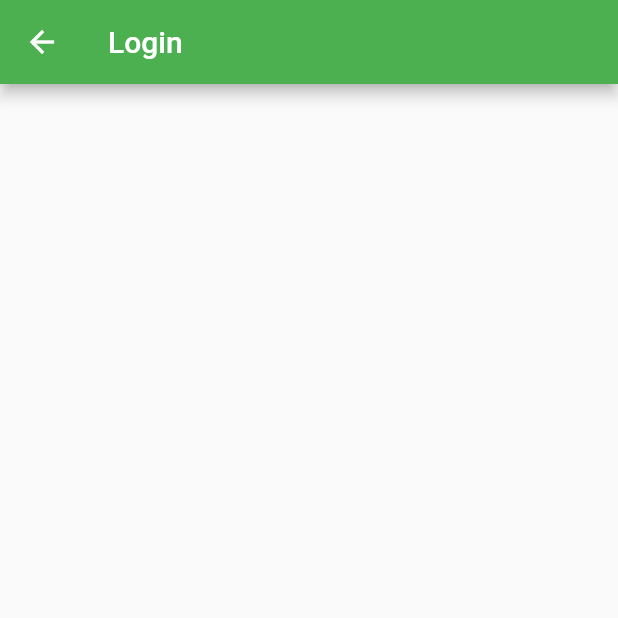
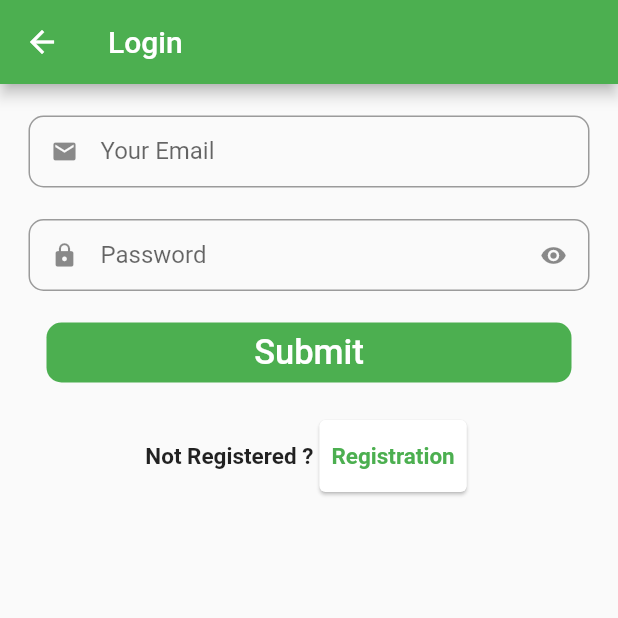
Before and after one commit to MumtazAli123/newproject, a Flutter app: the LoginScreen screen opened directly, on a phone screen of 412 x 824 dp, the top half of it. Run offline on Flutter 3.47's test engine with Material 2 defaults, Android fonts, the phone set to English and light mode, and no system bars.

Commit message:
Updated
login page

```diff
--- a/lib/screens/login_page/login.dart
+++ b/lib/screens/login_page/login.dart
@@ -1,5 +1,8 @@
 import 'package:flutter/material.dart';
-import 'package:newproject/widgets/drop_down_widget.dart';
+import 'package:newproject/screens/bottom_bar/bottomBar_screen.dart';
+import 'package:newproject/screens/signing_screen/signing.dart';
+import 'package:newproject/widgets/button_widgets.dart';
+import 'package:newproject/widgets/input_widgets.dart';
 
 class LoginScreen extends StatefulWidget {
   const LoginScreen({Key? key}) : super(key: key);
@@ -9,6 +12,8 @@ class LoginScreen extends StatefulWidget {
 }
 
 class _LoginScreenState extends State<LoginScreen> {
+  final _formKey = GlobalKey<FormState>();
+  bool _obscureText = true;
   @override
   Widget build(BuildContext context) {
     return Scaffold(
@@ -24,8 +29,106 @@ class _LoginScreenState extends State<LoginScreen> {
   }
 
   _buildBody() {
-    return Container(
-        // child: _customDropDown(),
-        );
+    return Column(
+      children: [
+        Container(
+          // margin: const EdgeInsets.symmetric(horizontal: 10),
+          child: _buildInputTextField(),
+        ),
+        const SizedBox(
+          height: 21,
+        ),
+        _buildTextButton(),
+      ],
+    );
+  }
+
+  _buildInputTextField() {
+    return Column(
+      children: [
+        Form(
+          key: _formKey,
+          child: Center(
+            child: Container(
+              width: 400,
+              margin: const EdgeInsets.symmetric(horizontal: 19),
+              child: Column(
+                children: [
+                  const SizedBox(
+                    height: 21,
+                  ),
+                  TextFormField(
+                    validator: (value) {
+                      if (value!.isEmpty) {
+                        return 'Please enter Email';
+                      }
+                      return null;
+                    },
+                    decoration: UIConfig().inputDecoration(
+                        'Email', 'Your Email', Icons.email, null, () {}),
+                  ),
+                  const SizedBox(
+                    height: 21,
+                  ),
+                  TextFormField(
+                    validator: (value) {
+                      if (value!.isEmpty) {
+                        return 'Please enter Strong Password';
+                      }
+                      return null;
+                    },
+                    obscureText: _obscureText,
+                    decoration: UIConfig().inputDecoration(
+                        'Password', 'Password', Icons.lock, Icons.visibility,
+                        () {
+                      tooglePassword();
+                    }),
+                  ),
+                  const SizedBox(
+                    height: 21,
+                  ),
+                  InkWell(
+                    onTap: () {
+                      if (_formKey.currentState!.validate()) {
+                        print('validated');
+                      }
+                      Navigator.push(
+                          context,
+                          MaterialPageRoute(
+                              builder: (context) => const BottomBarScreen()));
+                    },
+                    child: const CustomButton(buttonText: 'Submit'),
+                  )
+                ],
+              ),
+            ),
+          ),
+        ),
+      ],
+    );
+  }
+
+  void tooglePassword() {
+    _obscureText = !_obscureText;
+    setState(() {});
+  }
+
+  _buildTextButton() {
+    return Row(
+      mainAxisAlignment: MainAxisAlignment.center,
+      mainAxisSize: MainAxisSize.min,
+      children: const [
+        Text(
+          'Not Registered ?',
+          style: TextStyle(fontSize: 15, fontWeight: FontWeight.w600),
+        ),
+        Card(
+          elevation: 1,
+          child: CustomButton002(
+            buttonText2: 'Registration',
+          ),
+        )
+      ],
+    );
   }
 }
--- a/lib/screens/signing_screen/signing.dart
+++ b/lib/screens/signing_screen/signing.dart
@@ -1,4 +1,5 @@
 import 'package:flutter/material.dart';
+import 'package:newproject/screens/login_page/login.dart';
 
 import '../../widgets/button_widgets.dart';
 import '../../widgets/drop_down_widget.dart';
--- a/lib/widgets/button_widgets.dart
+++ b/lib/widgets/button_widgets.dart
@@ -27,9 +27,11 @@ class CustomButton extends StatelessWidget {
 
 class CustomButton002 extends StatelessWidget {
   final String buttonText2;
-
-  const CustomButton002({Key? key, required this.buttonText2})
-      : super(key: key);
+  const CustomButton002({
+    Key? key,
+    required this.buttonText2,
+    void Function()? onTap,
+  }) : super(key: key);
 
   @override
   Widget build(BuildContext context) {
@@ -40,7 +42,7 @@ class CustomButton002 extends StatelessWidget {
       },
       child: Text(
         buttonText2,
-        style: const TextStyle(fontWeight: FontWeight.w600, fontSize: 25),
+        style: const TextStyle(fontWeight: FontWeight.w600, fontSize: 15),
       ),
     );
   }
--- a/lib/widgets/drop_down_widget.dart
+++ b/lib/widgets/drop_down_widget.dart
@@ -33,8 +33,6 @@ class _CustomDropDownWidgetsState extends State<CustomDropDownWidgets> {
               isOpen = !isOpen;
               setState(() {});
             },
-            child: Card(
-              elevation: 5,
             child: Container(
               width: double.infinity,
               height: 40,
@@ -57,7 +55,6 @@ class _CustomDropDownWidgetsState extends State<CustomDropDownWidgets> {
                       size: 30,
                     ),
                   ],
-                  ),
                 ),
               ),
             ),
```
Lines whose indentation alone changed are shown as unchanged.
